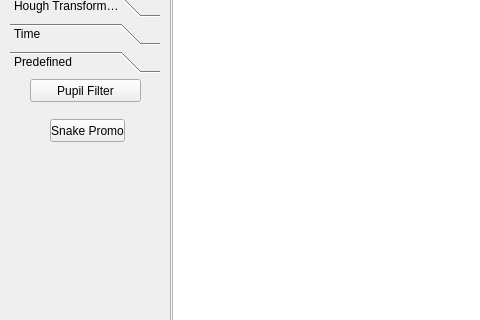
The window that mainwindow.ui (lukassos/bc_duhovka) describes before a commit, drawn with Qt 5; both pictures show x 0 to 480 and y 118 to 438 of the 740 by 601 pixel window.
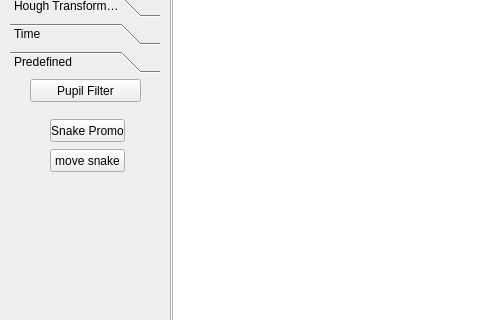
The same window after the commit.

Commit message: compilable - running - snake stable //internal and external energy defined as in first model //no success on moving snake, probably pointer arithmethics failure

The edit to the form file:
```diff
--- a/mainwindow.ui
+++ b/mainwindow.ui
@@ -2250,6 +2250,19 @@
        <string>Snake Promo</string>
       </property>
      </widget>
+     <widget class="QPushButton" name="pushButton_moveSnake">
+      <property name="geometry">
+       <rect>
+        <x>40</x>
+        <y>70</y>
+        <width>75</width>
+        <height>23</height>
+       </rect>
+      </property>
+      <property name="text">
+       <string>move snake</string>
+      </property>
+     </widget>
     </widget>
    </widget>
    <widget class="QPushButton" name="pushButton_clear">
```
The commit also changes 7 other files.
